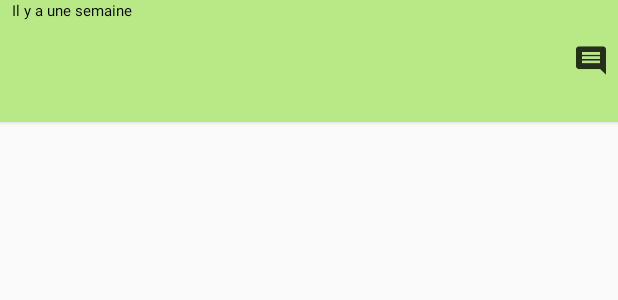
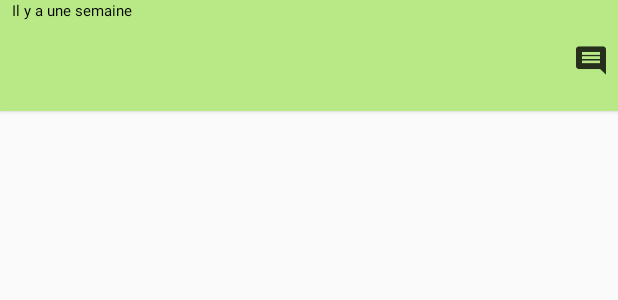
Before and after one commit to mclouu/moodtracker, an Android app: the layout row.xml on its own in the app's theme, with its tools: preview values and no code run, on a phone screen of 412 x 824 dp. Shown: the top 300 px of the screen. Run offline under Robolectric (Android 15) with nearby library versions, the phone set to English and light mode, and no system bars.

Commit message:
change height of cardView and LinearLayout for see seven card nothing scroll

```diff
--- a/app/src/main/res/layout/row.xml
+++ b/app/src/main/res/layout/row.xml
@@ -3,12 +3,12 @@
     xmlns:app="http://schemas.android.com/apk/res-auto"
     xmlns:card_view="http://schemas.android.com/tools"
     android:layout_width="wrap_content"
-    android:layout_height="90dp">
+    android:layout_height="77dp">
 
     <android.support.v7.widget.CardView
         android:id="@+id/cardview"
         android:layout_width="wrap_content"
-        android:layout_height="wrap_content"
+        android:layout_height="74dp"
         android:clickable="true"
         app:cardBackgroundColor="@color/color_happy"
         app:cardCornerRadius="0dp"
```
